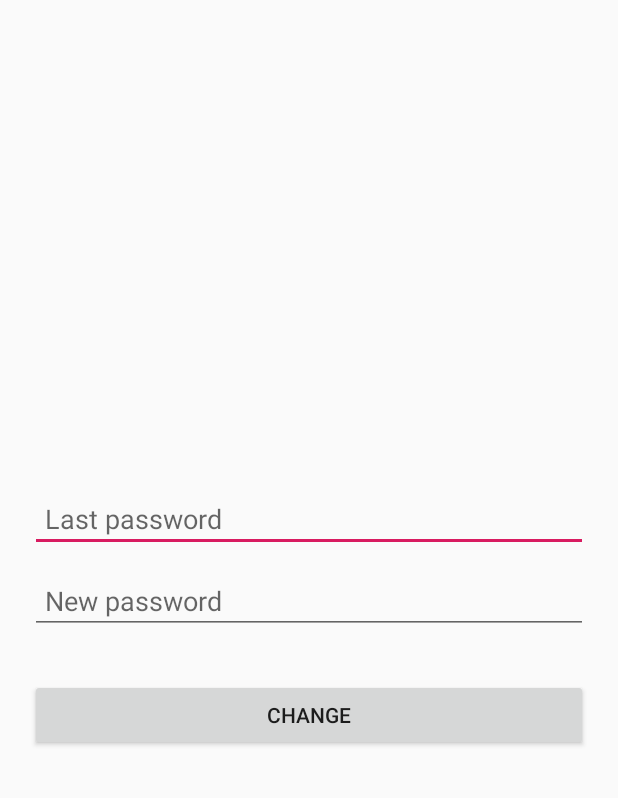
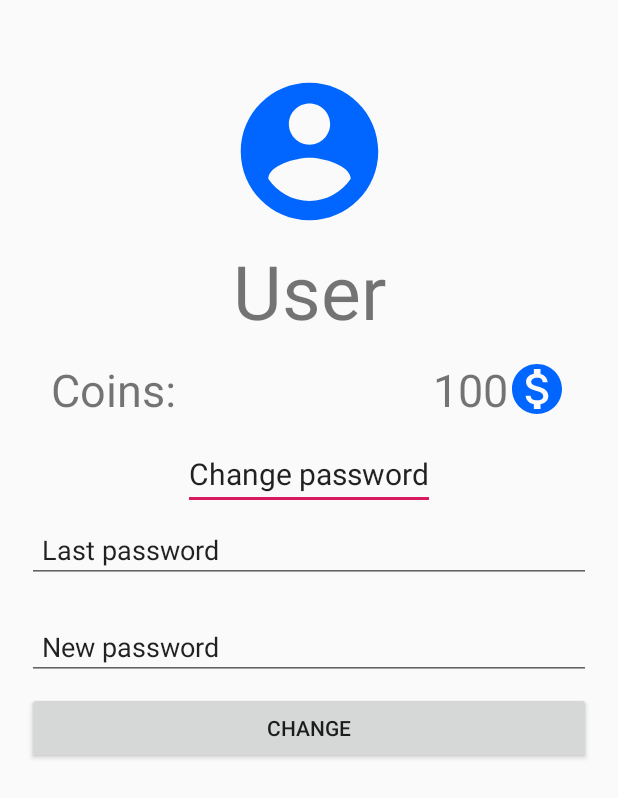
Before and after one commit to postnikovpasha/good_work, an Android app: the layout fragment_set.xml on its own in the app's theme, with its tools: preview values and no code run, on a phone screen of 412 x 824 dp. Shown: the top 798 px of the screen. Run offline under Robolectric (Android 15) with nearby library versions, the phone set to English and light mode, and no system bars.

Commit message:
Профиль

```diff
--- a/app/src/main/java/com/example/autapplication/model/api/Api.kt
+++ b/app/src/main/java/com/example/autapplication/model/api/Api.kt
@@ -1,6 +1,6 @@
 package com.example.autapplication.model.api
 
-import android.telecom.Call
+
 import com.example.autapplication.model.response.Work
 import retrofit2.Call
 import retrofit2.http.GET
--- a/app/src/main/res/drawable/ic_account_circle_black_24dp.xml
+++ b/app/src/main/res/drawable/ic_account_circle_black_24dp.xml
@@ -4,6 +4,6 @@
         android:viewportWidth="24.0"
         android:viewportHeight="24.0">
     <path
-        android:fillColor="#FF000000"
+        android:fillColor="#0066ff"
         android:pathData="M12,2C6.48,2 2,6.48 2,12s4.48,10 10,10 10,-4.48 10,-10S17.52,2 12,2zM12,5c1.66,0 3,1.34 3,3s-1.34,3 -3,3 -3,-1.34 -3,-3 1.34,-3 3,-3zM12,19.2c-2.5,0 -4.71,-1.28 -6,-3.22 0.03,-1.99 4,-3.08 6,-3.08 1.99,0 5.97,1.09 6,3.08 -1.29,1.94 -3.5,3.22 -6,3.22z"/>
 </vector>
--- a/app/src/main/res/layout/activity_auth.xml
+++ b/app/src/main/res/layout/activity_auth.xml
@@ -24,7 +24,7 @@
                   android:gravity="center"
                   android:layout_marginBottom="10dp"
                   android:text="Authorization"
-                  android:textSize="20sp"/>
+                  android:textSize="30sp"/>
 
         <EditText
                 android:id="@+id/loginEditText"
@@ -32,6 +32,7 @@
                 android:layout_height="wrap_content"
                 android:layout_marginBottom="10dp"
                 android:hint="Login"
+                android:textSize="20sp"
                 android:padding="10dp"/>
 
         <EditText
@@ -40,6 +41,8 @@
                 android:layout_height="wrap_content"
                 android:layout_marginBottom="10dp"
                 android:hint="Password"
+                android:inputType="textPassword"
+                android:textSize="20sp"
                 android:padding="10dp"/>
 
         <!-- Login Button -->
--- a/app/src/main/res/layout/fragment_set.xml
+++ b/app/src/main/res/layout/fragment_set.xml
@@ -1,47 +1,120 @@
 <?xml version="1.0" encoding="utf-8"?>
-<FrameLayout xmlns:android="http://schemas.android.com/apk/res/android"
+<android.support.constraint.ConstraintLayout xmlns:android="http://schemas.android.com/apk/res/android"
+    xmlns:app="http://schemas.android.com/apk/res-auto"
     xmlns:tools="http://schemas.android.com/tools"
     android:layout_width="match_parent"
-             android:layout_height="match_parent"
-             tools:context=".SetFragment">
+    android:layout_height="wrap_content"
+    android:layout_margin="2dp"
+    android:padding="16dp">
 
-    <LinearLayout
-            android:layout_width="fill_parent"
+
+    <ImageView
+        android:id="@+id/imageView2"
+        android:layout_width="110dp"
+        android:layout_height="110dp"
+        android:layout_marginStart="8dp"
+        android:layout_marginTop="28dp"
+        android:layout_marginEnd="8dp"
+        app:layout_constraintEnd_toEndOf="parent"
+        app:layout_constraintStart_toStartOf="parent"
+        app:layout_constraintTop_toTopOf="parent"
+        app:srcCompat="@drawable/ic_account_circle_black_24dp" />
+
+    <TextView
+        android:id="@+id/customerName"
+        android:layout_width="wrap_content"
         android:layout_height="wrap_content"
-            android:layout_gravity="center"
-            android:orientation="vertical"
-            android:paddingLeft="20dp"
-            android:paddingRight="20dp"
-            android:paddingTop="100dp"
-            android:paddingBottom="100dp"
-            tools:ignore="MissingConstraints"
-            tools:layout_editor_absoluteY="32dp"
-            tools:layout_editor_absoluteX="0dp">
+        android:layout_marginStart="8dp"
+        android:layout_marginTop="4dp"
+        android:layout_marginEnd="8dp"
+        android:text="User"
+        android:textSize="50sp"
+        app:layout_constraintEnd_toEndOf="parent"
+        app:layout_constraintHorizontal_bias="0.501"
+        app:layout_constraintStart_toStartOf="parent"
+        app:layout_constraintTop_toBottomOf="@+id/imageView2" />
+
+    <TextView
+        android:id="@+id/textView"
+        android:layout_width="wrap_content"
+        android:layout_height="wrap_content"
+        android:layout_marginStart="16dp"
+        android:layout_marginTop="12dp"
+        android:text="Coins:"
+        android:textSize="30sp"
+        app:layout_constraintStart_toStartOf="parent"
+        app:layout_constraintTop_toBottomOf="@+id/customerName" />
+
+    <TextView
+        android:id="@+id/coinsSum"
+        android:layout_width="wrap_content"
+        android:layout_height="wrap_content"
+        android:layout_gravity="right"
+        android:layout_marginStart="180dp"
+        android:layout_marginTop="12dp"
+        android:layout_marginEnd="8dp"
+        android:text="100"
+        android:textSize="30sp"
+        app:layout_constraintEnd_toStartOf="@+id/imageView"
+        app:layout_constraintHorizontal_bias="0.529"
+        app:layout_constraintStart_toEndOf="@+id/textView"
+        app:layout_constraintTop_toBottomOf="@+id/customerName" />
+
+    <ImageView
+        android:id="@+id/imageView"
+        android:layout_width="40dp"
+        android:layout_height="40dp"
+        android:layout_gravity="right"
+        android:layout_marginTop="12dp"
+        android:layout_marginEnd="16dp"
+        app:layout_constraintEnd_toEndOf="parent"
+        app:layout_constraintTop_toBottomOf="@+id/customerName"
+        app:srcCompat="@drawable/ic_monetization_on_black_24dp" />
+
+    <EditText
+        android:id="@+id/changePass"
+        android:layout_width="wrap_content"
+        android:layout_height="wrap_content"
+        android:layout_marginStart="8dp"
+        android:layout_marginTop="12dp"
+        android:layout_marginEnd="8dp"
+        android:text="Change password"
+        android:textSize="20sp"
+        app:layout_constraintEnd_toEndOf="parent"
+        app:layout_constraintStart_toStartOf="parent"
+        app:layout_constraintTop_toBottomOf="@+id/textView" />
+
 
     <EditText
         android:id="@+id/lastPass"
         android:layout_width="fill_parent"
         android:layout_height="wrap_content"
-            android:layout_marginBottom="10dp"
+        android:layout_marginTop="4dp"
         android:hint="Last password"
-            android:padding="10dp"/>
+        android:padding="10dp"
+        app:layout_constraintTop_toBottomOf="@+id/changePass"
+        tools:layout_editor_absoluteX="16dp"
+        tools:text="Last password" />
 
     <EditText
         android:id="@+id/newPass"
         android:layout_width="fill_parent"
         android:layout_height="wrap_content"
-            android:layout_marginBottom="10dp"
+        android:layout_marginTop="20dp"
         android:hint="New password"
-            android:padding="10dp"/>
-
-    <!-- Login Button -->
+        android:padding="10dp"
+        app:layout_constraintTop_toBottomOf="@+id/lastPass"
+        tools:layout_editor_absoluteX="16dp"
+        tools:text="New password" />
 
     <Button
         android:id="@+id/btnChange"
         android:layout_width="fill_parent"
         android:layout_height="wrap_content"
-            android:layout_marginTop="20dip"
-            android:text="Change"/>
-    </LinearLayout>
+        android:layout_marginTop="8dp"
+        android:text="Change"
+        app:layout_constraintTop_toBottomOf="@+id/newPass"
+        tools:layout_editor_absoluteX="16dp" />
 
-</FrameLayout>
+
+    </android.support.constraint.ConstraintLayout>
```
Lines whose indentation alone changed are shown as unchanged.
